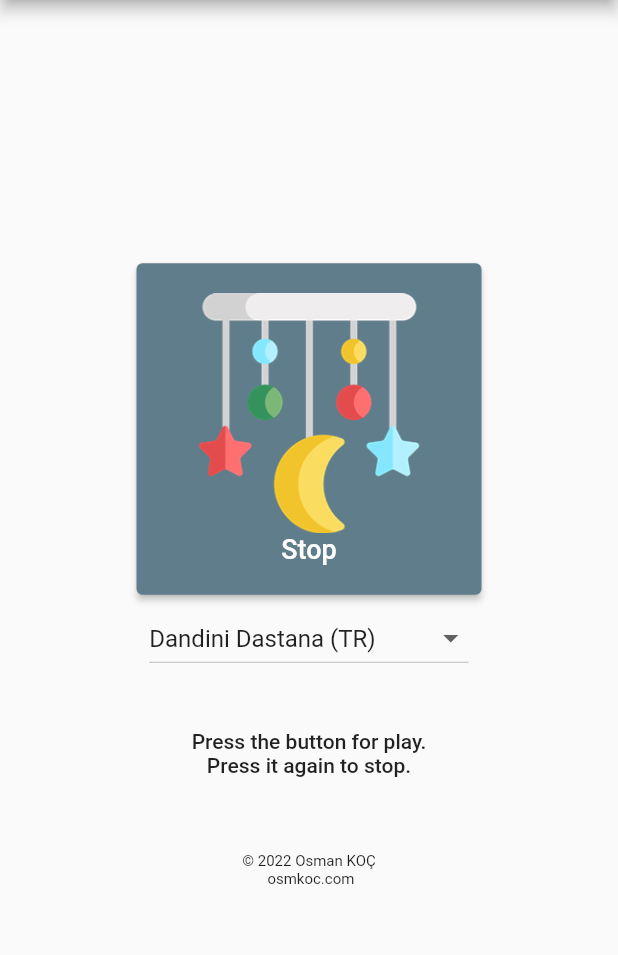
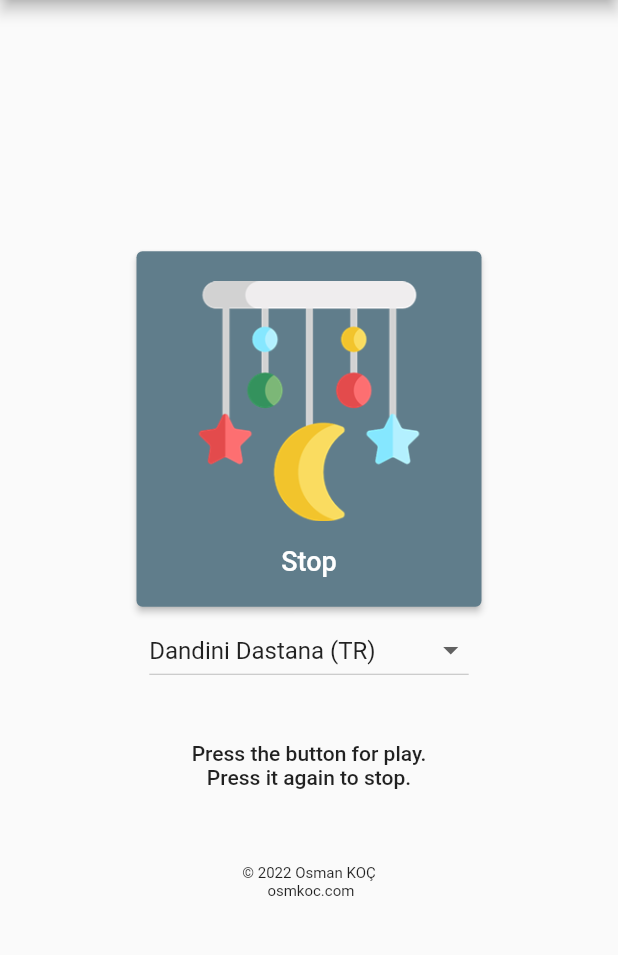
Before and after one commit to osman-koc/baby-sleeper-app, a Flutter app: the screen it shows after launch, after a tap on "Play", on a phone screen of 412 x 824 dp, the part 84-1039 px from its top. Run offline on Flutter 3.47's test engine with Material 2 defaults, Android fonts, the phone set to English and light mode, and no system bars; our stand-ins replace audioplayers.

Commit message:
code clean

```diff
--- a/lib/main.dart
+++ b/lib/main.dart
@@ -109,36 +109,41 @@
         child: Column(
           mainAxisAlignment: MainAxisAlignment.center,
           children: <Widget>[
-            ButtonTheme(
-              padding: const EdgeInsets.all(40.0),
-              shape: RoundedRectangleBorder(
-                  borderRadius: BorderRadius.circular(100)),
-              child: ElevatedButton(
-                style: ElevatedButton.styleFrom(
-                    primary: Colors.blueGrey,
-                    padding: const EdgeInsets.symmetric(
-                        horizontal: 35, vertical: 20)),
-                onPressed: () => setState(() {
-                  isPlaying = !isPlaying;
-                  playLocal(ConstVoice.getAll[selectedVoiceIndex])
-                      .then((value) => (null));
-                }),
-                child: Column(
-                  mainAxisAlignment: MainAxisAlignment.center,
-                  children: [
-                    Image.asset(getButtonImage(), width: 160),
-                    Text(
-                      getButtonText(),
-                      style: const TextStyle(
-                          color: Colors.white,
-                          fontSize: 18
-                      )
-                    )
+            playButton(),
+            audioDropdown(voiceNames),
+            descriptionTexts(context),
+            const Padding(padding: EdgeInsets.only(top: 50.0)),
+            footerText(context),
           ],
         ),
       ),
+    );
+  }
+
+  Text footerText(BuildContext context) {
+    return Text(
+            AppLocalizations.of(context).translate('copyright'),
+            textAlign: TextAlign.center,
+            style: const TextStyle(
+              color: Colors.black87,
+              fontSize: 10.0,
             ),
-            Container(
+          );
+  }
+
+  Text descriptionTexts(BuildContext context) {
+    return Text(
+            '\n\n' +
+                AppLocalizations.of(context).translate('pressForHelp') +
+                '\n' +
+                AppLocalizations.of(context).translate('pressForStop'),
+            textAlign: TextAlign.center,
+            style: const TextStyle(fontSize: 14, fontWeight: FontWeight.w500),
+          );
+  }
+
+  Container audioDropdown(List<String> voiceNames) {
+    return Container(
             padding: const EdgeInsets.all(5.0),
             child: DropdownButton<String>(
               value: voiceNames[selectedVoiceIndex],
@@ -158,29 +163,47 @@
               },
               style: const TextStyle(color: Colors.black87, fontSize: 20),
             ),
+          );
+  }
+
+  ButtonTheme playButton() {
+    return ButtonTheme(
+            padding: const EdgeInsets.all(30.0),
+            shape: RoundedRectangleBorder(
+              borderRadius: BorderRadius.circular(100),
             ),
-            Text(
-              '\n\n' +
-                  AppLocalizations.of(context).translate('pressForHelp') +
-                  '\n' +
-                  AppLocalizations.of(context).translate('pressForStop'),
-              textAlign: TextAlign.center,
-              style: const TextStyle(fontSize: 14, fontWeight: FontWeight.w500),
+            child: ElevatedButton(
+              style: ElevatedButton.styleFrom(
+                primary: Colors.blueGrey,
+                padding:
+                    const EdgeInsets.symmetric(horizontal: 35, vertical: 20),
               ),
-            const Padding(padding: EdgeInsets.only(top: 50.0)),
-            Text(
-              AppLocalizations.of(context).translate('copyright'),
-              textAlign: TextAlign.center,
-              style: const TextStyle(
-                color: Colors.black87,
-                fontSize: 10.0,
-              ),
-            ),
-          ],
-        ),
+              onPressed: buttonClickEvent,
+              child: buttonContent(),
             ),
           );
   }
+
+  Column buttonContent() {
+    return Column(
+                mainAxisAlignment: MainAxisAlignment.center,
+                children: [
+                  Image.asset(getButtonImage(), width: 160),
+                  const Padding(padding: EdgeInsets.all(8)),
+                  Text(
+                    getButtonText(),
+                    textAlign: TextAlign.center,
+                    style: const TextStyle(color: Colors.white, fontSize: 18),
+                  )
+                ],
+              );
+  }
+
+  void buttonClickEvent() => setState(() {
+                isPlaying = !isPlaying;
+                playLocal(ConstVoice.getAll[selectedVoiceIndex])
+                    .then((value) => (null));
+              });
 
   String getButtonImage() => isPlaying ? imgActive : imgPassive;
 
```
Lines whose indentation alone changed are shown as unchanged.
